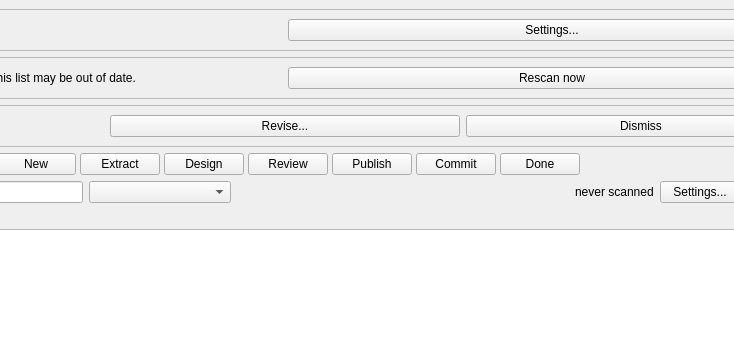
Before: the Qt Designer form src/main/python/ui/worklist.ui in 3ll3d00d/beqdesigner, drawn with Qt 5; both pictures show x 265 to 999 and y 0 to 352 of the 1100 by 680 pixel window.
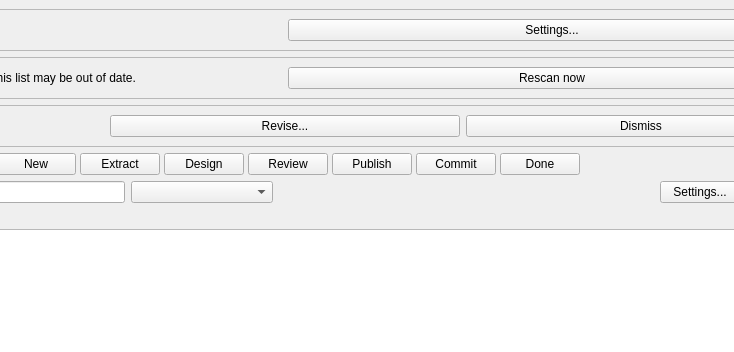
After: the same form once the commit is applied.

Commit message: Show scan status in one panel: the scan shown, when it ran, and what a scan is doing now

```diff
--- a/src/main/python/ui/worklist.ui
+++ b/src/main/python/ui/worklist.ui
@@ -63,7 +63,6 @@
       <item><widget class="QLineEdit" name="searchEdit"><property name="placeholderText"><string>Search title, id or path...</string></property><property name="clearButtonEnabled"><bool>true</bool></property><property name="minimumSize"><size><width>240</width><height>0</height></size></property></widget></item>
       <item><widget class="QComboBox" name="sourceCombo"><property name="toolTip"><string>Show only the titles one library source owns</string></property><property name="minimumContentsLength"><number>14</number></property></widget></item>
       <item><spacer name="filterSpacer"><property name="orientation"><enum>Qt::Horizontal</enum></property><property name="sizeHint" stdset="0"><size><width>40</width><height>20</height></size></property></spacer></item>
-      <item><widget class="QLabel" name="lastScanLabel"><property name="text"><string>never scanned</string></property></widget></item>
       <item><widget class="QPushButton" name="settingsButton"><property name="toolTip"><string>Open the settings drawer: folders and repositories, sources and their priority, and what to ignore</string></property><property name="text"><string>Settings...</string></property></widget></item>
       <item><widget class="QPushButton" name="rescanButton"><property name="toolTip"><string>List every library source again and update what each title needs. Nothing is extracted, designed or published.</string></property><property name="text"><string>Rescan</string></property></widget></item>
      </layout>
```
Left out of the diff: 2 changed lines with no effect on the pictures. The commit also changes 6 other files.
